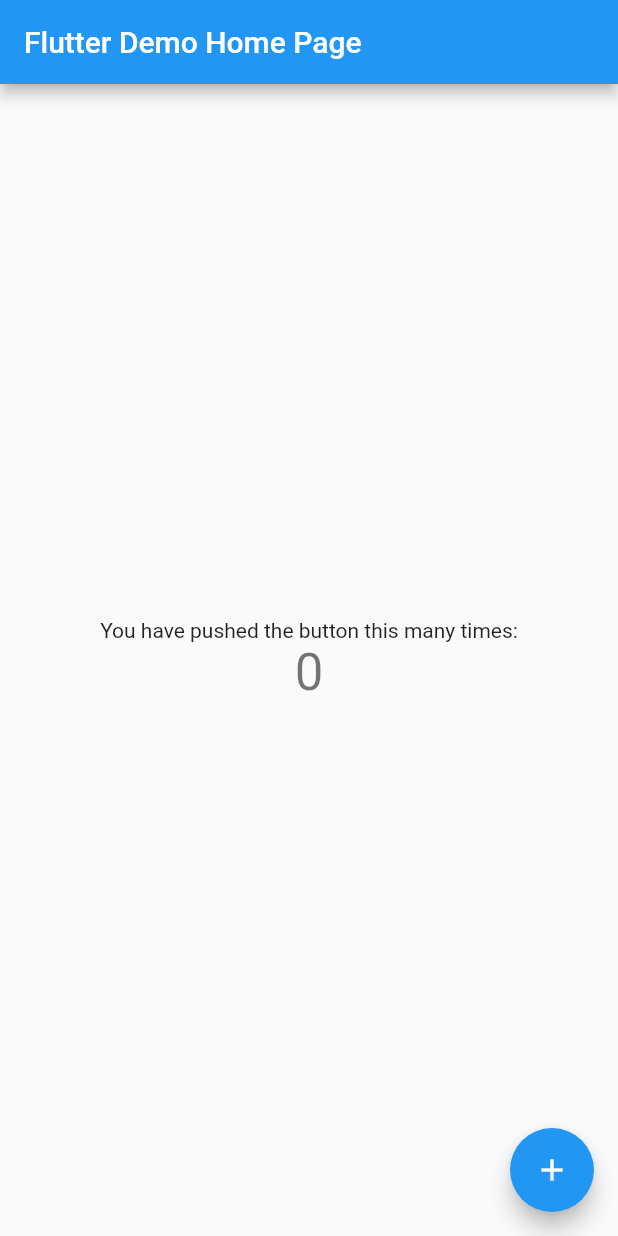
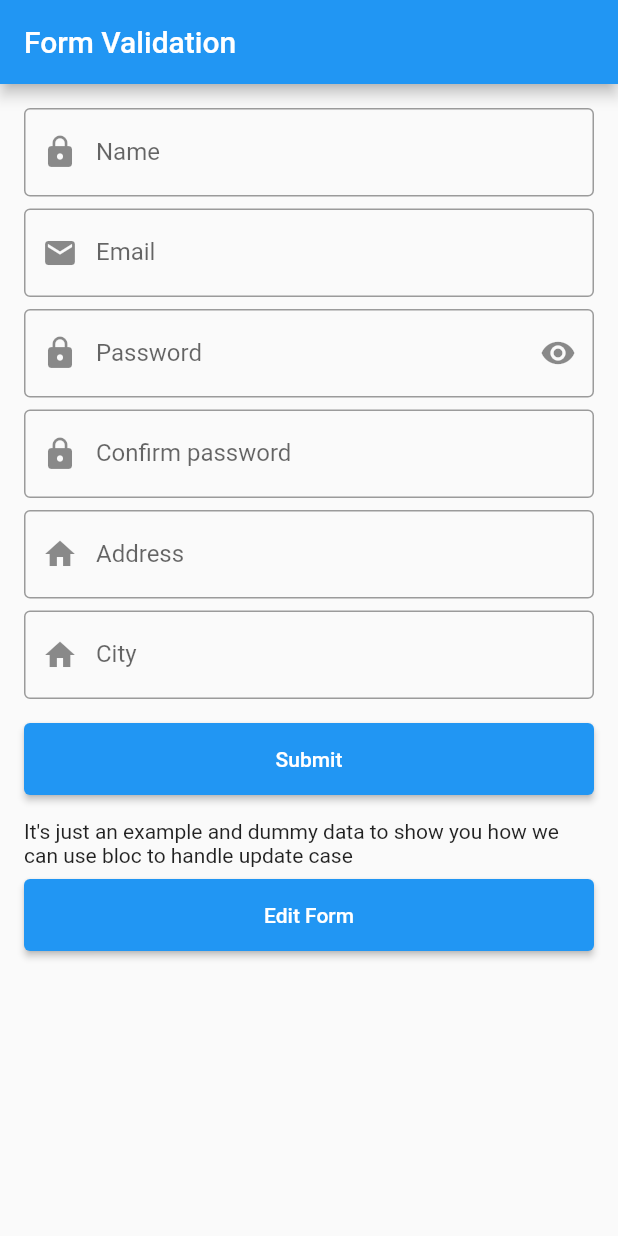
Before and after one commit to azharbinanwar/flutter_app, a Flutter app: the screen it shows after launch, on a phone screen of 412 x 824 dp. Run offline on Flutter 3.47's test engine with Material 2 defaults, Android fonts, the phone set to English and light mode, and no system bars; our stand-ins replace flutter_bloc.

Commit message:
- Form validations with the bloc - Mixin for validation

```diff
--- /dev/null
+++ b/lib/bloc/bloc/form_validator/form_validator_cubit.dart
@@ -0,0 +1,58 @@
+import 'package:flutter/cupertino.dart';
+import 'package:flutter_bloc/flutter_bloc.dart';
+
+part 'form_validator_state.dart';
+
+class FormValidatorCubit extends Cubit<FormValidatorState> {
+  FormValidatorCubit() : super(const FormValidatorUpdate());
+
+  void initForm({
+    String email = '',
+    String name = '',
+    String address = '',
+    String city = '',
+  }) {
+    emit(state.copyWith(
+      email: email,
+      name: name,
+      address: address,
+      city: city,
+    ));
+  }
+
+  void updateEmail(String? email) {
+    emit(state.copyWith(email: email));
+  }
+
+  void updatePassword(String? password) {
+    emit(state.copyWith(password: password));
+  }
+
+  void updateConfirmPassword(String? confirmPassword) {
+    emit(state.copyWith(confirmPassword: confirmPassword));
+  }
+
+  void updateName(String? name) {
+    emit(state.copyWith(name: name));
+  }
+
+  void updateAddress(String? address) {
+    emit(state.copyWith(address: address));
+  }
+
+  void updateCity(String? city) {
+    emit(state.copyWith(city: city));
+  }
+
+  void updateAutovalidateMode(AutovalidateMode? autovalidateMode) {
+    emit(state.copyWith(autovalidateMode: autovalidateMode));
+  }
+
+  void toggleObscureText() {
+    emit(state.copyWith(obscureText: !state.obscureText));
+  }
+
+  void reset() {
+    emit(const FormValidatorUpdate());
+  }
+}
--- /dev/null
+++ b/lib/bloc/bloc/form_validator/form_validator_state.dart
@@ -0,0 +1,80 @@
+part of 'form_validator_cubit.dart';
+
+@immutable
+abstract class FormValidatorState {
+  final AutovalidateMode autovalidateMode;
+  final String email;
+  final String password;
+  final String confirmPassword;
+  final String name;
+  final String address;
+  final String city;
+  final bool obscureText;
+
+  const FormValidatorState({
+    this.autovalidateMode = AutovalidateMode.disabled,
+    this.email = '',
+    this.password = '',
+    this.confirmPassword = '',
+    this.name = '',
+    this.address = '',
+    this.city = '',
+    this.obscureText = true,
+  });
+
+  FormValidatorState copyWith({
+    AutovalidateMode? autovalidateMode,
+    String? email,
+    String? password,
+    String? confirmPassword,
+    String? name,
+    String? address,
+    String? city,
+    bool? obscureText,
+  });
+}
+
+class FormValidatorUpdate extends FormValidatorState {
+
+  const FormValidatorUpdate({
+    AutovalidateMode autovalidateMode = AutovalidateMode.disabled,
+    String email = '',
+    String password = '',
+    String confirmPassword = '',
+    String name = '',
+    String address = '',
+    String city = '',
+    bool obscureText = true,
+  }) : super(
+    autovalidateMode: autovalidateMode,
+    email: email,
+    password: password,
+    confirmPassword: confirmPassword,
+    name: name,
+    address: address,
+    city: city,
+    obscureText: obscureText,
+  );
+
+  @override
+  FormValidatorUpdate copyWith({
+    AutovalidateMode? autovalidateMode,
+    String? email,
+    String? password,
+    String? confirmPassword,
+    String? name,
+    String? address,
+    String? city,
+    bool? obscureText,
+  }) {
+    return FormValidatorUpdate(
+      autovalidateMode: autovalidateMode ?? this.autovalidateMode,
+      email: email ?? this.email,
+      password: password ?? this.password,
+      name: name ?? this.name,
+      address: address ?? this.address,
+      city: city ?? this.city,
+      obscureText: obscureText ?? this.obscureText,
+    );
+  }
+}
--- /dev/null
+++ b/lib/bloc/domain/validator.dart
@@ -0,0 +1,55 @@
+mixin Validator {
+  // Email validation
+  String? validateEmail(String? value) {
+    if (value == null || value.isEmpty) {
+      return 'Email is required';
+    } else if (!RegExp(r'^.+@[a-zA-Z]+\.{1}[a-zA-Z]+(\.{0,1}[a-zA-Z]+)$').hasMatch(value)) {
+      return 'Please enter a valid email';
+    }
+    return null;
+  }
+
+  // Password validation
+  String? validatePassword(String? value) {
+    if (value == null || value.isEmpty) {
+      return 'Password is required';
+    } else if (value.length < 6) {
+      return 'Password must be at least 6 characters';
+    }
+    return null;
+  }
+
+  // Confirm password validation
+  String? validateConfirmPassword(String? value, String password) {
+    if (value == null || value.isEmpty) {
+      return 'Confirm password is required';
+    } else if (value != password) {
+      return 'Confirm password does not match';
+    }
+    return null;
+  }
+
+  // Name validation
+  String? validateName(String? value) {
+    if (value == null || value.isEmpty) {
+      return 'Name is required';
+    }
+    return null;
+  }
+
+  // Address validation
+  String? validateAddress(String? value) {
+    if (value == null || value.isEmpty) {
+      return 'Address is required';
+    }
+    return null;
+  }
+
+  // City validation
+  String? validateCity(String? value) {
+    if (value == null || value.isEmpty) {
+      return 'City is required';
+    }
+    return null;
+  }
+}
--- /dev/null
+++ b/lib/bloc/pages/edit_form_page.dart
@@ -0,0 +1,113 @@
+import 'package:flutter/material.dart';
+import 'package:flutter_app/bloc/bloc/form_validator/form_validator_cubit.dart';
+import 'package:flutter_app/bloc/domain/validator.dart';
+import 'package:flutter_bloc/flutter_bloc.dart';
+
+class EditFormPage extends StatelessWidget with Validator {
+  EditFormPage({Key? key}) : super(key: key);
+
+  final FormValidatorCubit _formValidatorCubit = FormValidatorCubit()..initForm(
+    name: 'Joseph Kamal',
+    email: 'josephkamal@gmail.com',
+    address: '1234 Main Street',
+    city: 'New York',
+  );
+
+  final _formKey = GlobalKey<FormState>();
+
+  @override
+  Widget build(BuildContext context) {
+
+    return Scaffold(
+      appBar: AppBar(
+        title: const Text('Update Form'),
+      ),
+      body: SingleChildScrollView(
+        padding: const EdgeInsets.all(16.0),
+        child: Column(
+          children: [
+            BlocSelector<FormValidatorCubit, FormValidatorState, AutovalidateMode>(
+              bloc: _formValidatorCubit,
+              selector: (state) => state.autovalidateMode,
+              builder: (context, AutovalidateMode autovalidateMode) {
+                return Form(
+                  key: _formKey,
+                  autovalidateMode: autovalidateMode,
+                  child: Column(
+                    children: [
+                      TextFormField(
+                        initialValue: _formValidatorCubit.state.name,
+                        validator: validateName,
+                        onChanged: _formValidatorCubit.updateName,
+                        decoration: const InputDecoration(
+                          labelText: 'Name',
+                          hintText: 'Enter your name',
+                          prefixIcon: Icon(Icons.lock),
+                          border: OutlineInputBorder(),
+                        ),
+                      ),
+                      const SizedBox(height: 8.0),
+                      TextFormField(
+                        initialValue: _formValidatorCubit.state.email,
+                        validator: validateEmail,
+                        onChanged: _formValidatorCubit.updateEmail,
+                        keyboardType: TextInputType.emailAddress,
+                        decoration: const InputDecoration(
+                          labelText: 'Email',
+                          hintText: 'Enter your email',
+                          prefixIcon: Icon(Icons.email),
+                          border: OutlineInputBorder(),
+                        ),
+                      ),
+                      const SizedBox(height: 8.0),
+                      TextFormField(
+                        initialValue: _formValidatorCubit.state.address,
+                        validator: validateAddress,
+                        onChanged: _formValidatorCubit.updateAddress,
+                        decoration: const InputDecoration(
+                          labelText: 'Address',
+                          hintText: 'Enter your address',
+                          prefixIcon: Icon(Icons.home),
+                          border: OutlineInputBorder(),
+                        ),
+                      ),
+                      const SizedBox(height: 8.0),
+                      TextFormField(
+                        initialValue: _formValidatorCubit.state.city,
+                        validator: validateCity,
+                        onChanged: _formValidatorCubit.updateAddress,
+                        decoration: const InputDecoration(
+                          labelText: 'City',
+                          hintText: 'Enter your city',
+                          prefixIcon: Icon(Icons.home),
+                          border: OutlineInputBorder(),
+                        ),
+                      ),
+                      const SizedBox(height: 8.0),
+                    ],
+                  ),
+                );
+              },
+            ),
+            const SizedBox(height: 8.0),
+            SizedBox(
+              width: double.infinity,
+              height: 48.0,
+              child: ElevatedButton(
+                onPressed: () {
+                  if (_formKey.currentState!.validate()) {
+                    // Do your job here
+                  } else {
+                    //
+                    _formValidatorCubit.updateAutovalidateMode(AutovalidateMode.always);
+                  }
+                },
+                child: const Text('Update'),
+              ),
+            ),
+          ],
+        ),
+      ),
+    );
+  }
+}
--- /dev/null
+++ b/lib/bloc/pages/form_validation_page.dart
@@ -0,0 +1,161 @@
+import 'package:flutter/material.dart';
+import 'package:flutter_app/bloc/bloc/form_validator/form_validator_cubit.dart';
+import 'package:flutter_app/bloc/domain/validator.dart';
+import 'package:flutter_app/bloc/pages/edit_form_page.dart';
+import 'package:flutter_bloc/flutter_bloc.dart';
+
+class FormValidationPage extends StatelessWidget with Validator {
+  FormValidationPage({Key? key}) : super(key: key);
+
+  final FormValidatorCubit _formValidatorCubit = FormValidatorCubit();
+
+  final _formKey = GlobalKey<FormState>();
+
+  @override
+  Widget build(BuildContext context) {
+    return Scaffold(
+      appBar: AppBar(
+        title: const Text('Form Validation'),
+      ),
+      body: SingleChildScrollView(
+        padding: const EdgeInsets.all(16.0),
+        child: Column(
+          children: [
+            BlocSelector<FormValidatorCubit, FormValidatorState, AutovalidateMode>(
+              bloc: _formValidatorCubit,
+              selector: (state) => state.autovalidateMode,
+              builder: (context, AutovalidateMode autovalidateMode) {
+                return Form(
+                  key: _formKey,
+                  autovalidateMode: autovalidateMode,
+                  child: Column(
+                    children: [
+                      TextFormField(
+                        validator: validateName,
+                        onChanged: _formValidatorCubit.updateName,
+                        decoration: const InputDecoration(
+                          labelText: 'Name',
+                          hintText: 'Enter your name',
+                          prefixIcon: Icon(Icons.lock),
+                          border: OutlineInputBorder(),
+                        ),
+                      ),
+                      const SizedBox(height: 8.0),
+                      TextFormField(
+                        validator: validateEmail,
+                        onChanged: _formValidatorCubit.updateEmail,
+                        keyboardType: TextInputType.emailAddress,
+                        decoration: const InputDecoration(
+                          labelText: 'Email',
+                          hintText: 'Enter your email',
+                          prefixIcon: Icon(Icons.email),
+                          border: OutlineInputBorder(),
+                        ),
+                      ),
+                      const SizedBox(height: 8.0),
+                      BlocSelector<FormValidatorCubit, FormValidatorState, bool>(
+                        bloc: _formValidatorCubit,
+                        selector: (state) => state.obscureText,
+                        builder: (context, obscureText) {
+                          return Column(
+                            children: [
+                              TextFormField(
+                                validator: validatePassword,
+                                onChanged: _formValidatorCubit.updatePassword,
+                                obscureText: obscureText,
+                                keyboardType: TextInputType.visiblePassword,
+                                decoration: InputDecoration(
+                                  labelText: 'Password',
+                                  hintText: 'Enter your password',
+                                  prefixIcon: const Icon(Icons.lock),
+                                  suffixIcon: IconButton(onPressed: _formValidatorCubit.toggleObscureText, icon: const Icon(Icons.remove_red_eye)),
+                                  border: const OutlineInputBorder(),
+                                ),
+                              ),
+                              const SizedBox(height: 8.0),
+                              TextFormField(
+                                validator: (value) => validateConfirmPassword(
+                                  value,
+                                  _formValidatorCubit.state.password,
+                                ),
+                                obscureText: obscureText,
+                                keyboardType: TextInputType.visiblePassword,
+                                onChanged: _formValidatorCubit.updateConfirmPassword,
+                                decoration: const InputDecoration(
+                                  labelText: 'Confirm password',
+                                  hintText: 'Enter your confirm password',
+                                  prefixIcon: Icon(Icons.lock),
+                                  border: OutlineInputBorder(),
+                                ),
+                              ),
+                            ],
+                          );
+                        },
+                      ),
+                      const SizedBox(height: 8.0),
+                      TextFormField(
+                        validator: validateAddress,
+                        onChanged: _formValidatorCubit.updateAddress,
+                        decoration: const InputDecoration(
+                          labelText: 'Address',
+                          hintText: 'Enter your address',
+                          prefixIcon: Icon(Icons.home),
+                          border: OutlineInputBorder(),
+                        ),
+                      ),
+                      const SizedBox(height: 8.0),
+                      TextFormField(
+                        validator: validateCity,
+                        onChanged: _formValidatorCubit.updateAddress,
+                        decoration: const InputDecoration(
+                          labelText: 'City',
+                          hintText: 'Enter your city',
+                          prefixIcon: Icon(Icons.home),
+                          border: OutlineInputBorder(),
+                        ),
+                      ),
+                      const SizedBox(height: 8.0),
+                    ],
+                  ),
+                );
+              },
+            ),
+            const SizedBox(height: 8.0),
+            SizedBox(
+              width: double.infinity,
+              height: 48.0,
+              child: ElevatedButton(
+                onPressed: () {
+                  if (_formKey.currentState!.validate()) {
+                    // Do your job here for
+                  } else {
+                    //
+                    _formValidatorCubit.updateAutovalidateMode(AutovalidateMode.always);
+                  }
+                },
+                child: const Text('Submit'),
+              ),
+            ),
+            const SizedBox(height: 16.0),
+            const Text('It\'s just an example and dummy data to show you how we can use bloc to handle update case'),
+            const SizedBox(height: 8.0),
+            SizedBox(
+              width: double.infinity,
+              height: 48.0,
+              child: ElevatedButton(
+                onPressed: () {
+                  Navigator.of(context).push(
+                    MaterialPageRoute(
+                      builder: (context) => EditFormPage(),
+                    ),
+                  );
+                },
+                child: const Text('Edit Form'),
+              ),
+            ),
+          ],
+        ),
+      ),
+    );
+  }
+}
--- a/lib/main.dart
+++ b/lib/main.dart
@@ -1,4 +1,5 @@
 import 'package:flutter/material.dart';
+import 'package:flutter_app/bloc/pages/form_validation_page.dart';
 
 void main() {
   runApp(const MyApp());
@@ -7,109 +8,14 @@ void main() {
 class MyApp extends StatelessWidget {
   const MyApp({super.key});
 
-  // This widget is the root of your application.
   @override
   Widget build(BuildContext context) {
     return MaterialApp(
       title: 'Flutter Demo',
       theme: ThemeData(
-        // This is the theme of your application.
-        //
-        // Try running your application with "flutter run". You'll see the
-        // application has a blue toolbar. Then, without quitting the app, try
-        // changing the primarySwatch below to Colors.green and then invoke
-        // "hot reload" (press "r" in the console where you ran "flutter run",
-        // or simply save your changes to "hot reload" in a Flutter IDE).
-        // Notice that the counter didn't reset back to zero; the application
-        // is not restarted.
         primarySwatch: Colors.blue,
       ),
-      home: const MyHomePage(title: 'Flutter Demo Home Page'),
+      home: FormValidationPage(),
     );
   }
 }
-
-class MyHomePage extends StatefulWidget {
-  const MyHomePage({super.key, required this.title});
-
-  // This widget is the home page of your application. It is stateful, meaning
-  // that it has a State object (defined below) that contains fields that affect
-  // how it looks.
-
-  // This class is the configuration for the state. It holds the values (in this
-  // case the title) provided by the parent (in this case the App widget) and
-  // used by the build method of the State. Fields in a Widget subclass are
-  // always marked "final".
-
-  final String title;
-
-  @override
-  State<MyHomePage> createState() => _MyHomePageState();
-}
-
-class _MyHomePageState extends State<MyHomePage> {
-  int _counter = 0;
-
-  void _incrementCounter() {
-    setState(() {
-      // This call to setState tells the Flutter framework that something has
-      // changed in this State, which causes it to rerun the build method below
-      // so that the display can reflect the updated values. If we changed
-      // _counter without calling setState(), then the build method would not be
-      // called again, and so nothing would appear to happen.
-      _counter++;
-    });
-  }
-
-  @override
-  Widget build(BuildContext context) {
-    // This method is rerun every time setState is called, for instance as done
-    // by the _incrementCounter method above.
-    //
-    // The Flutter framework has been optimized to make rerunning build methods
-    // fast, so that you can just rebuild anything that needs updating rather
-    // than having to individually change instances of widgets.
-    return Scaffold(
-      appBar: AppBar(
-        // Here we take the value from the MyHomePage object that was created by
-        // the App.build method, and use it to set our appbar title.
-        title: Text(widget.title),
-      ),
-      body: Center(
-        // Center is a layout widget. It takes a single child and positions it
-        // in the middle of the parent.
-        child: Column(
-          // Column is also a layout widget. It takes a list of children and
-          // arranges them vertically. By default, it sizes itself to fit its
-          // children horizontally, and tries to be as tall as its parent.
-          //
-          // Invoke "debug painting" (press "p" in the console, choose the
-          // "Toggle Debug Paint" action from the Flutter Inspector in Android
-          // Studio, or the "Toggle Debug Paint" command in Visual Studio Code)
-          // to see the wireframe for each widget.
-          //
-          // Column has various properties to control how it sizes itself and
-          // how it positions its children. Here we use mainAxisAlignment to
-          // center the children vertically; the main axis here is the vertical
-          // axis because Columns are vertical (the cross axis would be
-          // horizontal).
-          mainAxisAlignment: MainAxisAlignment.center,
-          children: <Widget>[
-            const Text(
-              'You have pushed the button this many times:',
-            ),
-            Text(
-              '$_counter',
-              style: Theme.of(context).textTheme.headline4,
-            ),
-          ],
-        ),
-      ),
-      floatingActionButton: FloatingActionButton(
-        onPressed: _incrementCounter,
-        tooltip: 'Increment',
-        child: const Icon(Icons.add),
-      ), // This trailing comma makes auto-formatting nicer for build methods.
-    );
-  }
-}
```
Also changed, not shown: pubspec.yaml (+3 -49 lines), 2 other files.
